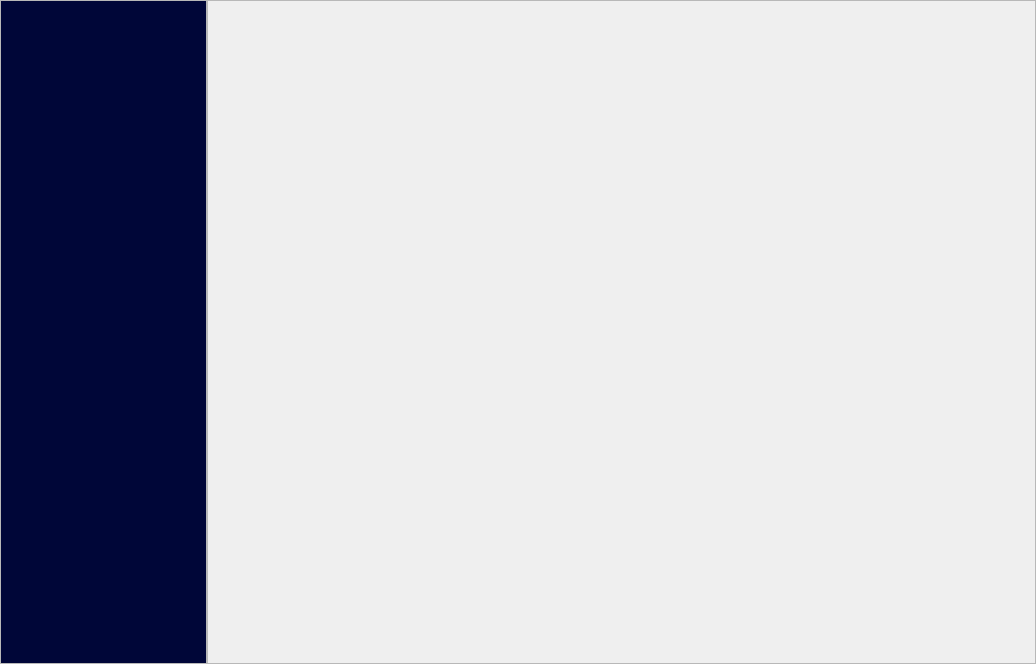
Qt form Qt-Zhku-Client/ZhkuClientMain.ui (yujiecong/Qt-Zhku-Client) before a commit.
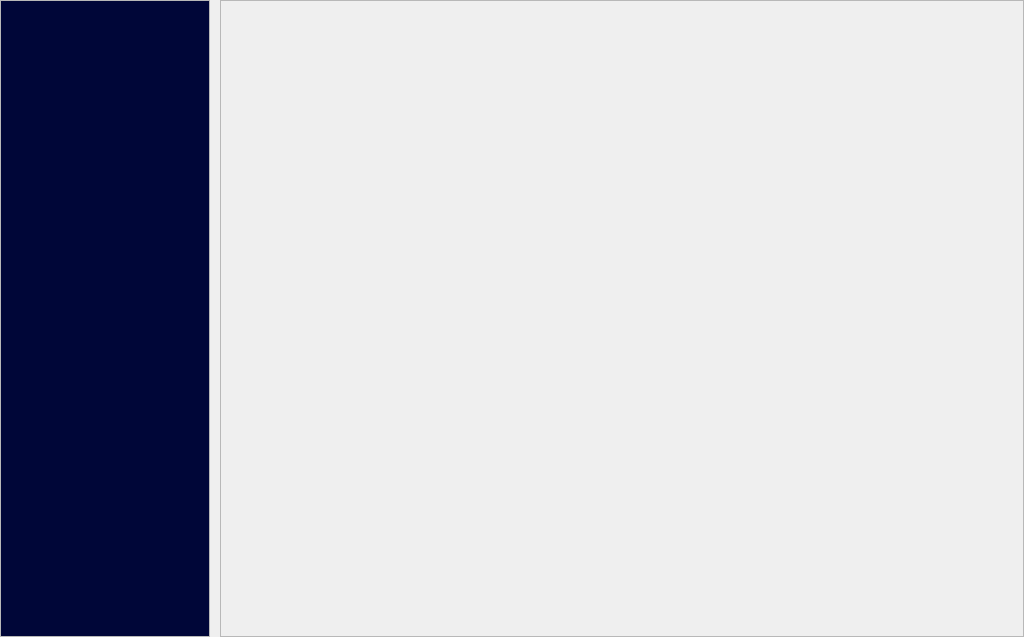
The same form after that commit.

```diff
--- a/Qt-Zhku-Client/ZhkuClientMain.ui
+++ b/Qt-Zhku-Client/ZhkuClientMain.ui
@@ -6,8 +6,8 @@
    <rect>
     <x>0</x>
     <y>0</y>
-    <width>1036</width>
-    <height>664</height>
+    <width>1024</width>
+    <height>637</height>
    </rect>
   </property>
   <property name="windowTitle">
@@ -16,7 +16,7 @@
   <widget class="QWidget" name="centralWidget">
    <layout class="QHBoxLayout" name="horizontalLayout" stretch="1,4">
     <property name="spacing">
-     <number>0</number>
+     <number>10</number>
     </property>
     <property name="leftMargin">
      <number>0</number>
@@ -38,6 +38,12 @@
         <verstretch>0</verstretch>
        </sizepolicy>
       </property>
+      <property name="minimumSize">
+       <size>
+        <width>210</width>
+        <height>0</height>
+       </size>
+      </property>
       <property name="styleSheet">
        <string notr="true"/>
       </property>
@@ -58,8 +64,8 @@
         <rect>
          <x>0</x>
          <y>0</y>
-         <width>205</width>
-         <height>662</height>
+         <width>208</width>
+         <height>635</height>
         </rect>
        </property>
        <property name="sizePolicy">
```
